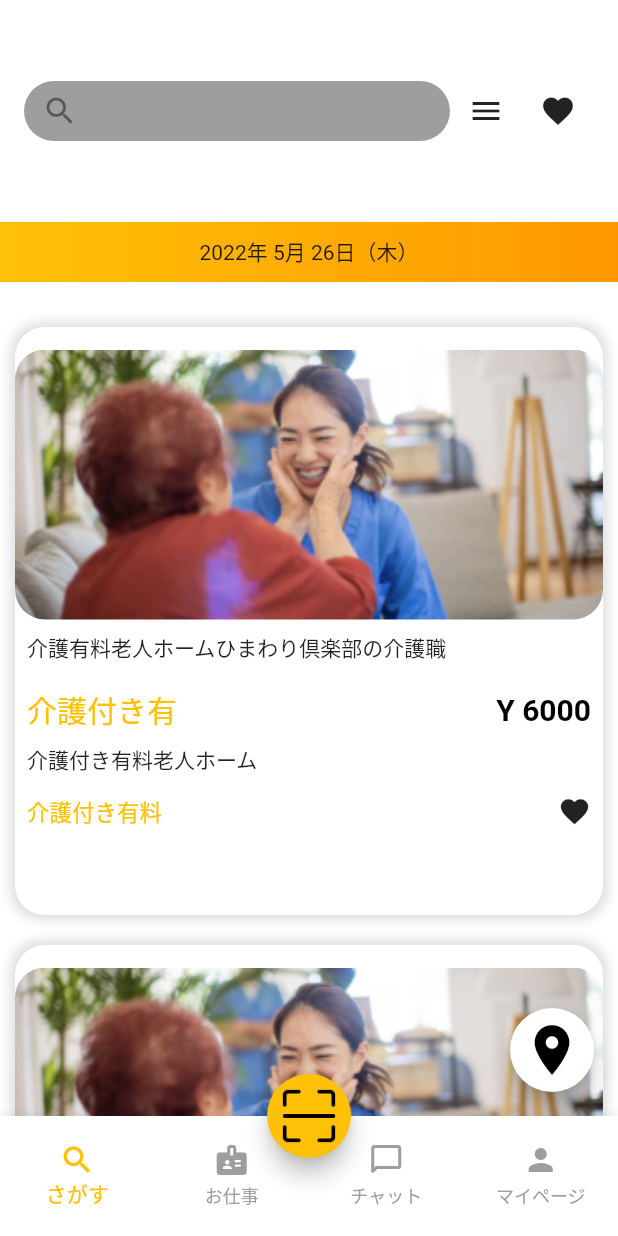
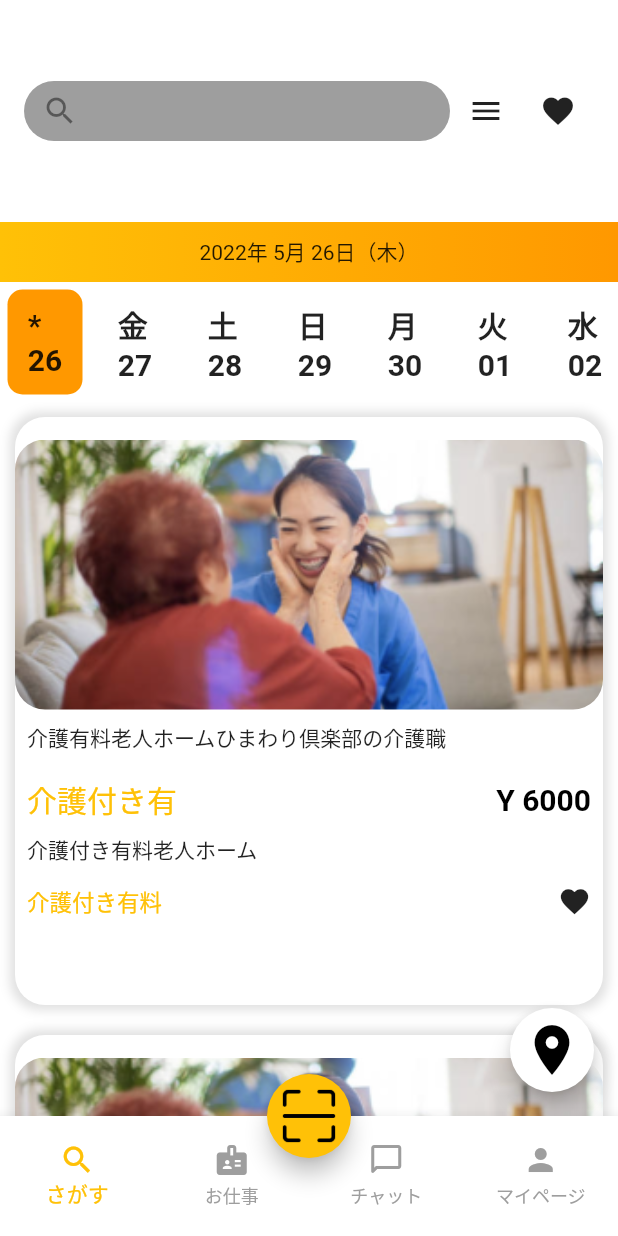
Before and after one commit to nabeeeltk/FigmaTest, a Flutter app: the screen it shows after launch, on a phone screen of 412 x 824 dp. Run offline on Flutter 3.47's test engine with Material 2 defaults, Android fonts, the phone set to English and light mode, and no system bars; our stand-ins replace get.

```diff
--- a/figma_test/lib/Screens/home_screen.dart
+++ b/figma_test/lib/Screens/home_screen.dart
@@ -1,37 +1,79 @@
-
 import 'package:figma_test/widgets/home_grid_view.dart';
 import 'package:figma_test/widgets/search_widget.dart';
 import 'package:flutter/material.dart';
 
 class HomeScreen extends StatelessWidget {
-  const HomeScreen({Key? key}) : super(key: key);
+  HomeScreen({Key? key}) : super(key: key);
+
+  final List<String> date = [
+    "*\n26",
+    "金\n27",
+    "土\n28",
+    "日\n29",
+    "月\n30",
+    "火\n01",
+    "水\n02",
+  ];
+
+  final List<Color> containercolor = [
+    Colors.orange,
+    Colors.white,
+    Colors.white,
+    Colors.white,
+    Colors.white,
+    Colors.white,
+    Colors.white,
+    Colors.white,
+  ];
 
   @override
   Widget build(BuildContext context) {
     return Scaffold(
       floatingActionButton: FloatingActionButton(
-         child: Icon(Icons.place,size:40 ,),
-        backgroundColor: Colors.white,
-        onPressed: (){}),
+          child: Icon(
+            Icons.place,
+            size: 40,
+          ),
+          backgroundColor: Colors.white,
+          onPressed: () {}),
       body: Column(
         children: [
-         const  SearchBar(), // Assuming this is a custom widget for the search bar
+          const SearchBar(), // Assuming this is a custom widget for the search bar
           Container(
             height: 40,
             width: double.infinity,
-            decoration:const  BoxDecoration(
-              gradient: LinearGradient(colors: [
-                Colors.amber,
-                Colors.orange
-              ])
-            ),
-            child: const Center(child: Text("2022年 5月 26日（木）")
-            ),
+            decoration: const BoxDecoration(
+                gradient:
+                    LinearGradient(colors: [Colors.amber, Colors.orange])
+
+
+                    ),
+            child: const Center(child: Text("2022年 5月 26日（木）")),
           ),
-         const  SizedBox(height: 20,),
-         const Expanded(child:
-             HomeGridView()
-         ),
+
+          SizedBox(
+            height: 80,
+            child: ListView.builder(
+                scrollDirection: Axis.horizontal,
+                itemCount: date.length,
+                itemBuilder: (context, index) {
+                  return Container(
+                    height: 50,
+                    width: 50,
+                    margin: const EdgeInsets.all(5),
+                    decoration: BoxDecoration(
+                       color: containercolor[index % containercolor.length],
+                        borderRadius: BorderRadius.circular(10)
+                        ),
+                    child: Center(
+                        child: Text(
+                      date[index],
+                      style: TextStyle(fontSize: 20,fontWeight: FontWeight.bold),
+                    )),
+                  );
+                }),
+          ),
+          const Expanded(child: HomeGridView()),
         ],
       ),
     );
--- a/figma_test/lib/widgets/stamp_container.dart
+++ b/figma_test/lib/widgets/stamp_container.dart
@@ -1,6 +1,5 @@
 import 'package:flutter/material.dart';
-import 'package:flutter/src/widgets/framework.dart';
-import 'package:flutter/src/widgets/placeholder.dart';
+
 
 class StampContainer extends StatelessWidget {
   const StampContainer({super.key});
@@ -9,6 +8,7 @@ class StampContainer extends StatelessWidget {
   Widget build(BuildContext context) {
     return Container(
       height: 200,
+      width: double.infinity,
 
       child: PageView.builder(
         itemCount: 3,
@@ -17,11 +17,11 @@ class StampContainer extends StatelessWidget {
           return Container(
             height: 200,
             width: double.infinity,
-            margin: EdgeInsets.only(right: 10),
+            margin:const  EdgeInsets.only(right: 10),
             decoration: BoxDecoration(
                 borderRadius: BorderRadius.circular(20),
-                image: DecorationImage(
-                    image: AssetImage("image/doctor3.jpg"), fit: BoxFit.cover)),
+                image:const  DecorationImage(
+                    image: AssetImage("image/yellowstar.jpg"), fit: BoxFit.cover)),
           );
 
         },
```
Also changed, not shown: figma_test/image/redstar.jpg (added), figma_test/image/yellowstar.jpg (added).
